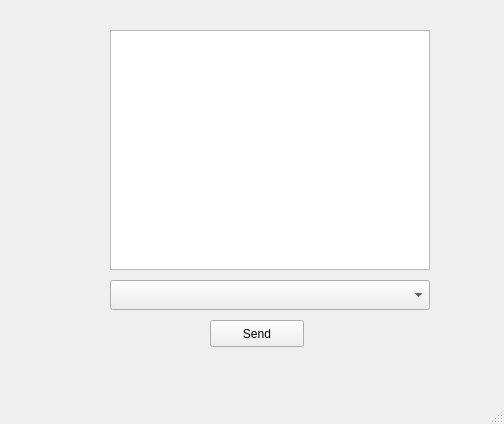
Old version of the form Emoti-cli-app/src/mainwindow.ui in the repository Emoti-h4ckademy/Emoti-cli.
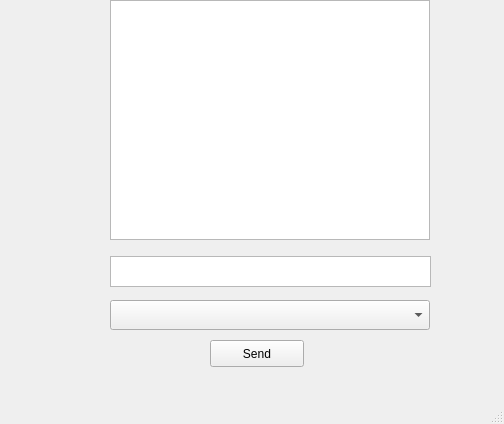
New version of the form.

Commit message: Added string folder for the server url

```diff
--- a/Emoti-cli-app/src/mainwindow.ui
+++ b/Emoti-cli-app/src/mainwindow.ui
@@ -18,7 +18,7 @@
     <property name="geometry">
      <rect>
       <x>110</x>
-      <y>280</y>
+      <y>300</y>
       <width>320</width>
       <height>30</height>
      </rect>
@@ -31,7 +31,7 @@
     <property name="geometry">
      <rect>
       <x>110</x>
-      <y>30</y>
+      <y>0</y>
       <width>320</width>
       <height>240</height>
      </rect>
@@ -41,7 +41,7 @@
     <property name="geometry">
      <rect>
       <x>210</x>
-      <y>320</y>
+      <y>340</y>
       <width>94</width>
       <height>27</height>
      </rect>
@@ -50,6 +50,16 @@
      <string>Send</string>
     </property>
    </widget>
+   <widget class="QTextEdit" name="textServer">
+    <property name="geometry">
+     <rect>
+      <x>110</x>
+      <y>256</y>
+      <width>321</width>
+      <height>31</height>
+     </rect>
+    </property>
+   </widget>
   </widget>
   <widget class="QMenuBar" name="menubar">
    <property name="geometry">
```
The commit also changes 1 other file.
